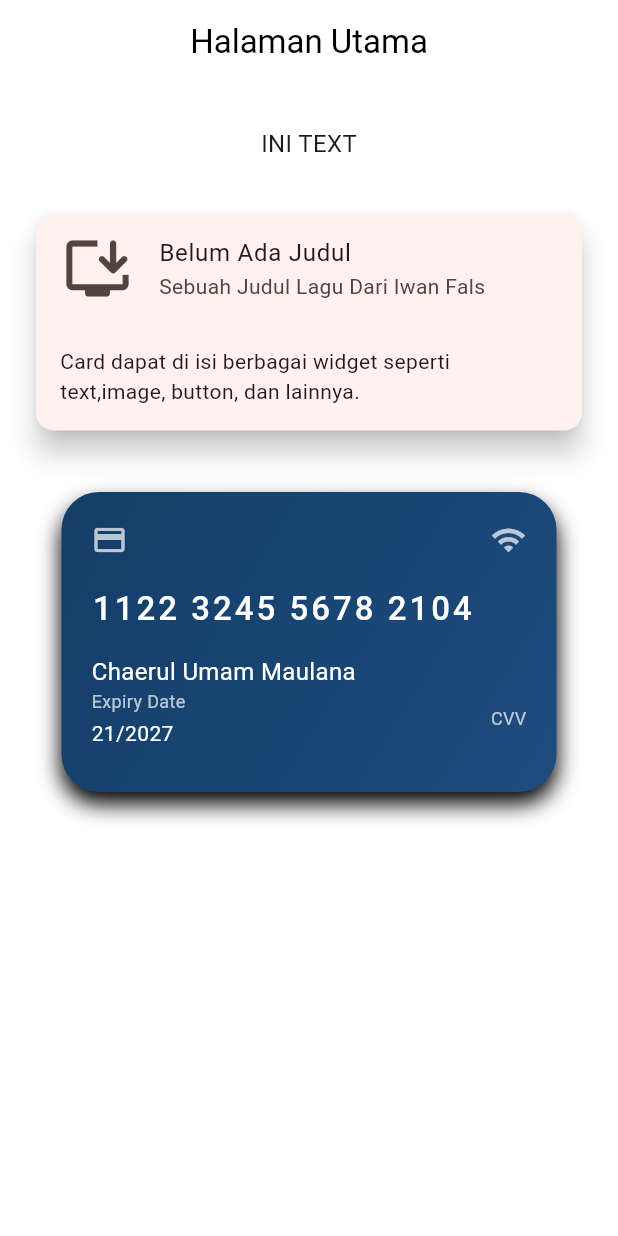
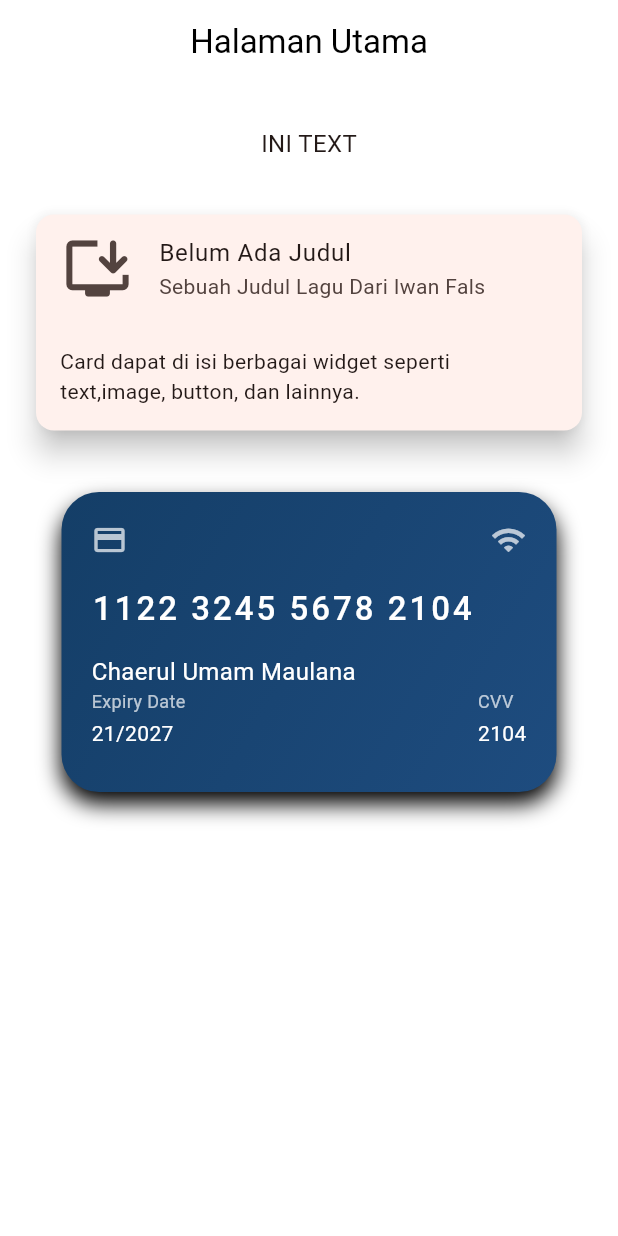
Before and after one commit to ChaerulUmamMaulana/tugas_week_8, a Flutter app: the screen it shows after launch, on a phone screen of 412 x 824 dp. Run offline on Flutter 3.47's test engine with Material 3 defaults, Android fonts, the phone set to English and light mode, and no system bars.

Commit message:
membuat sizedbox untuk membuat number cvv

```diff
--- a/lib/pages/page_card_01.dart
+++ b/lib/pages/page_card_01.dart
@@ -127,6 +127,11 @@ class PageCard01 extends StatelessWidget {
                                 style:
                                     TextStyle(color: Colors.white70, fontSize: 12),
                               ),
+                                SizedBox(height: 3),
+                              Text(
+                                "2104",
+                                style: TextStyle(color: Colors.white, fontSize: 14),
+                              ),
                         ],
                   ),
                     ],
```
